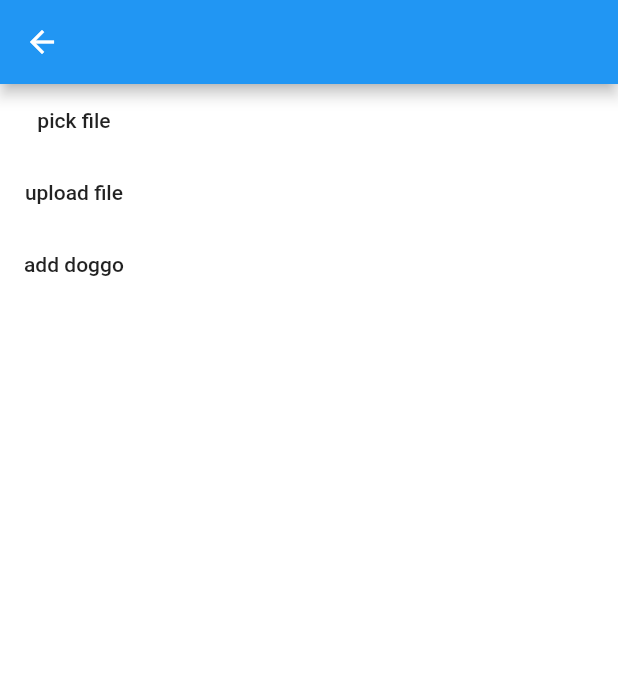
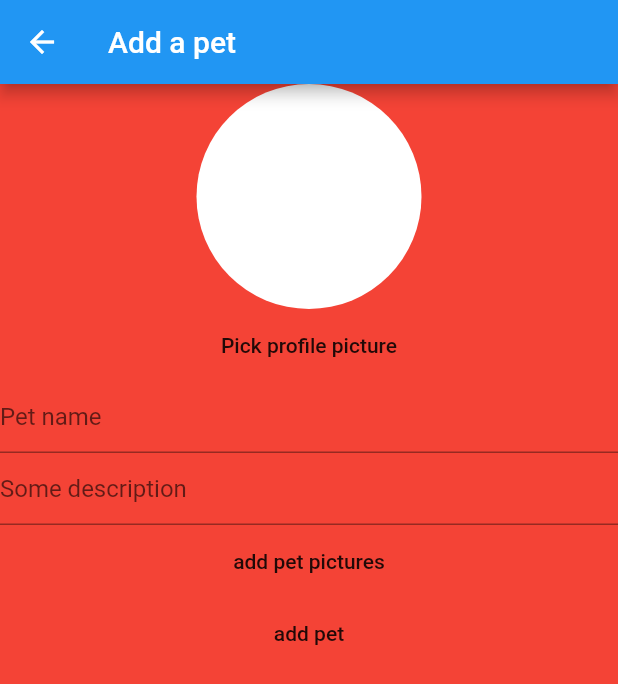
Before and after one commit to Pastajello/dogTour, a Flutter app: the AddPetView screen opened by its route, on a phone screen of 412 x 824 dp. Shown: the top 684 px of the screen. Run offline on Flutter 3.47's test engine with Material 2 defaults, Android fonts, the phone set to English and light mode, and no system bars; our stand-ins replace auto_route, cloud_firestore, firebase_auth, firebase_storage, get_it, google_fonts and 5 more; missing offline and left inert: multi_image_picker; accounts and stored records are empty; generated files the repository leaves out were written again.

Commit message:
upload pets with profilePic, name and description.

```diff
--- a/lib/ui/views/Dashboard/dashboard_view.dart
+++ b/lib/ui/views/Dashboard/dashboard_view.dart
@@ -16,7 +16,7 @@ class DashboardView extends StatelessWidget {
                     await model.navigateToAddPet();
                   },
                   icon: Icon(
-                    Icons.settings,
+                    Icons.add,
                     size: 40,
                   ),
                   color: Colors.black,
@@ -35,6 +35,7 @@ class DashboardView extends StatelessWidget {
                       return InkWell(
                         onTap: () async => await model.navigateToPetDetais(pet),
                         child: Card(
+                          color: Colors.white,
                           child: ListTile(
                             title: Text(pet.name),
                             leading: Image.network(pet.profilePicUrl),
--- a/lib/ui/views/Dashboard/dashboard_view_model.dart
+++ b/lib/ui/views/Dashboard/dashboard_view_model.dart
@@ -31,9 +31,14 @@ class DashboardViewModel extends BaseViewModel {
     pets = petCollection.documents
         .where((element) => element.data["name"] != "")
         .map((e) {
-      var pet = Pet.fromJson(e.data);
-      return pet;
+      try {
+        var pet = Pet.fromJson(e.data);
+        return pet;
+      } catch (e) {
+        return null;
+      }
     }).toList();
+    pets.removeWhere((element) => element.name == null);
     notifyListeners();
   }
 }
--- a/lib/ui/views/pet/add_pet/add_pet_view.dart
+++ b/lib/ui/views/pet/add_pet/add_pet_view.dart
@@ -11,29 +11,52 @@ class AddPetView extends StatelessWidget {
   Widget build(BuildContext context) {
     return ViewModelBuilder<AddPetViewModel>.reactive(
         builder: (context, model, child) => Scaffold(
-            appBar: AppBar(),
-            body: SingleChildScrollView(
-              child: Container(
-                  color: Colors.white,
-                  child: Column(children: [
-                    FlatButton(
-                      child: Text("pick file"),
-                      onPressed: model.chooseFile,
+            appBar: AppBar(
+                title: Text(
+              "Add a pet",
+            )),
+            body: Container(
+              color: Colors.red,
+              child: ListView(
+                children: [
+                  if (model.image?.path != null)
+                    ClipRRect(
+                      borderRadius: BorderRadius.circular(75.0),
+                      child: Image.file(
+                        File(model.image.path),
+                        height: 150.0,
+                        width: 100.0,
+                      ),
+                    )
+                  else
+                    Container(
+                      decoration: BoxDecoration(
+                          shape: BoxShape.circle, color: Colors.white),
+                      width: 150,
+                      height: 150,
                     ),
-                    if (model.image?.path != null)
-                      Image.file(File(model.image.path)),
-                    FlatButton(
-                      child: Text("upload file"),
-                      onPressed: model.uploadFile,
-                    ),
-                    if (model.uploadedFileURL != null)
-                      Image.network(model.uploadedFileURL),
-                    FlatButton(
-                      child: Text("add doggo"),
-                      onPressed: model.addSomeAnimal,
-                    ),
-                    if (model.doggoAdded) Icon(Icons.approval)
-                  ])),
+                  FlatButton(
+                    child: Text("Pick profile picture"),
+                    onPressed: model.chooseFile,
+                  ),
+                  TextField(
+                    onChanged: (value) => model.petName = value,
+                    decoration: InputDecoration(hintText: "Pet name"),
+                  ),
+                  TextField(
+                    onChanged: (value) => model.petDescription = value,
+                    decoration: InputDecoration(hintText: "Some description"),
+                  ),
+                  MaterialButton(
+                    child: Text("add pet pictures"),
+                    onPressed: model.selectPetPictures,
+                  ),
+                  MaterialButton(
+                    child: Text("add pet"),
+                    onPressed: model.addSomeAnimal,
+                  ),
+                ],
+              ),
             )),
         onModelReady: (model) async {
           await model.init(context);
@@ -41,3 +64,30 @@ class AddPetView extends StatelessWidget {
         viewModelBuilder: () => AddPetViewModel());
   }
 }
+
+// Container(
+//               color: Colors.white,
+//               child: SingleChildScrollView(
+//                 child: Container(
+//                     color: Colors.white,
+//                     child: Column(children: [
+//                       FlatButton(
+//                         child: Text("pick file"),
+//                         onPressed: model.chooseFile,
+//                       ),
+//                       if (model.image?.path != null)
+//                         Image.file(File(model.image.path)),
+//                       FlatButton(
+//                         child: Text("upload file"),
+//                         onPressed: model.uploadFile,
+//                       ),
+//                       if (model.uploadedFileURL != null)
+//                         Image.network(model.uploadedFileURL),
+//                       FlatButton(
+//                         child: Text("add doggo"),
+//                         onPressed: model.addSomeAnimal,
+//                       ),
+//                       if (model.doggoAdded) Icon(Icons.approval)
+//                     ])),
+//               ),
+//             )
--- a/pubspec.yaml
+++ b/pubspec.yaml
@@ -27,6 +27,7 @@ dependencies:
   cloud_firestore: ^0.13.4+2
   firebase_storage: ^3.0.3
   image_picker: ^0.6.0+17
+  multi_image_picker: ^4.7.14
   stacked: ^1.7.6
   auto_route: ^0.6.6
   google_fonts: ^1.1.0
```
Also changed, not shown: lib/ui/views/pet/add_pet/add_pet_view_model.dart (+20 -10 lines), lib/ui/views/startup/startup_view_model.dart (+0 -8 lines), pubspec.lock.
